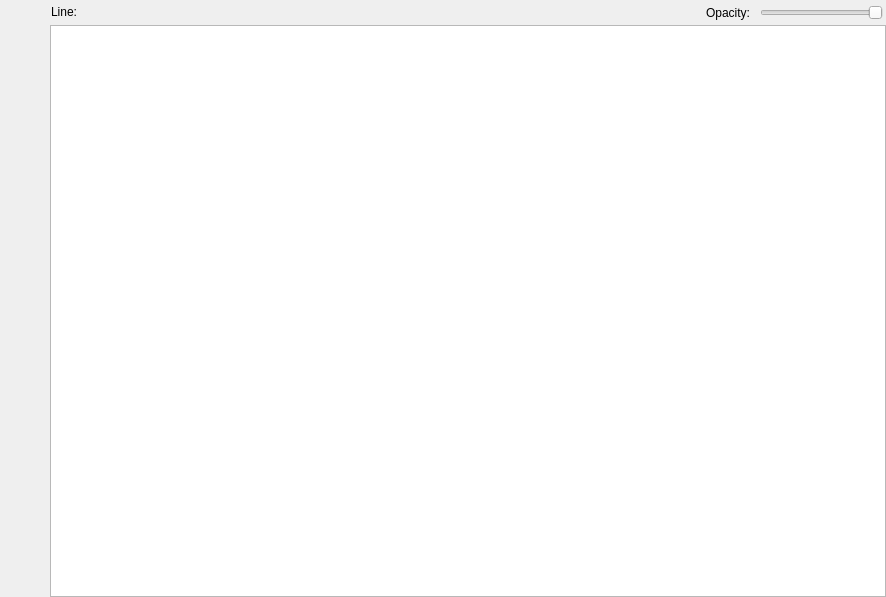
Before: the Qt Designer form EmberTextEditor.ui in AlexJMercer/Ember-Text_Editor, drawn with Qt 5.
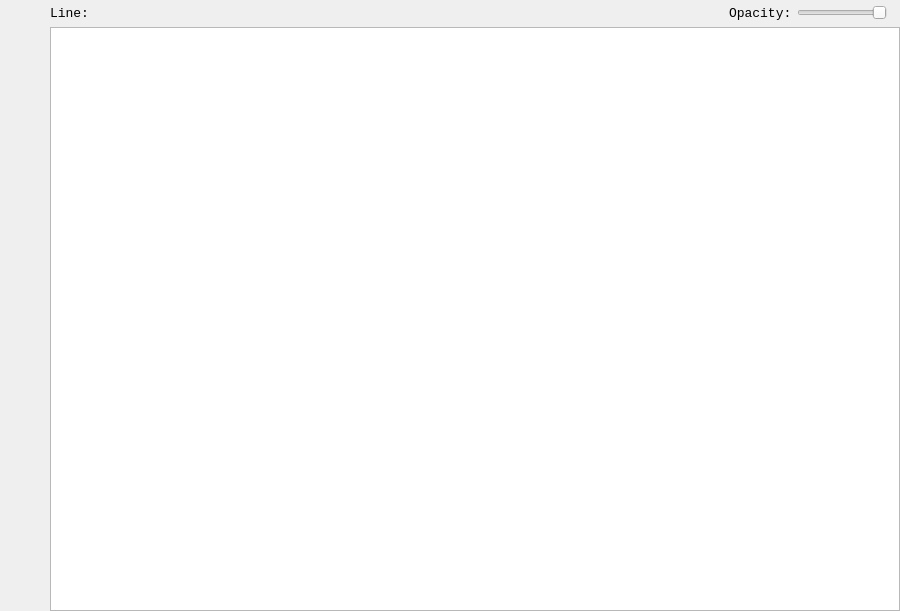
After: the same form once the commit is applied. Icons and pictures are not drawn. Custom widgets are drawn as their Qt base class.

Patch:
```diff
--- a/EmberTextEditor.ui
+++ b/EmberTextEditor.ui
@@ -9,16 +9,22 @@
    <rect>
     <x>0</x>
     <y>0</y>
-    <width>886</width>
-    <height>597</height>
+    <width>900</width>
+    <height>611</height>
    </rect>
   </property>
   <property name="sizePolicy">
-   <sizepolicy hsizetype="Maximum" vsizetype="Maximum">
+   <sizepolicy hsizetype="Preferred" vsizetype="Preferred">
     <horstretch>0</horstretch>
     <verstretch>0</verstretch>
    </sizepolicy>
   </property>
+  <property name="minimumSize">
+   <size>
+    <width>500</width>
+    <height>400</height>
+   </size>
+  </property>
   <property name="windowTitle">
    <string>EmberTextEditor</string>
   </property>
@@ -33,32 +39,81 @@
   </property>
   <widget class="QWidget" name="centralWidget">
    <property name="sizePolicy">
-    <sizepolicy hsizetype="Fixed" vsizetype="Fixed">
-     <horstretch>0</horstretch>
-     <verstretch>0</verstretch>
+    <sizepolicy hsizetype="Preferred" vsizetype="Preferred">
+     <horstretch>1</horstretch>
+     <verstretch>1</verstretch>
     </sizepolicy>
    </property>
-   <widget class="CodeEditor" name="plainTextEdit">
-    <property name="geometry">
-     <rect>
-      <x>50</x>
-      <y>25</y>
-      <width>836</width>
-      <height>572</height>
-     </rect>
-    </property>
-    <property name="frameShape">
-     <enum>QFrame::Shape::StyledPanel</enum>
-    </property>
-   </widget>
+   <property name="minimumSize">
+    <size>
+     <width>500</width>
+     <height>400</height>
+    </size>
+   </property>
+   <property name="font">
+    <font>
+     <family>Consolas</family>
+     <pointsize>10</pointsize>
+    </font>
+   </property>
+   <layout class="QGridLayout" name="gridLayout">
+    <property name="leftMargin">
+     <number>0</number>
+    </property>
+    <property name="topMargin">
+     <number>0</number>
+    </property>
+    <property name="rightMargin">
+     <number>0</number>
+    </property>
+    <property name="bottomMargin">
+     <number>0</number>
+    </property>
+    <property name="spacing">
+     <number>0</number>
+    </property>
+    <item row="0" column="0" rowspan="2">
+     <layout class="QVBoxLayout" name="verticalLayout_2" stretch="6,40,64,10">
+      <property name="spacing">
+       <number>0</number>
+      </property>
+      <item>
+       <spacer name="verticalSpacer_2">
+        <property name="orientation">
+         <enum>Qt::Vertical</enum>
+        </property>
+        <property name="sizeType">
+         <enum>QSizePolicy::Fixed</enum>
+        </property>
+        <property name="sizeHint" stdset="0">
+         <size>
+          <width>10</width>
+          <height>28</height>
+         </size>
+        </property>
+       </spacer>
+      </item>
+      <item>
+       <layout class="QVBoxLayout" name="verticalLayout" stretch="1,1,1,1">
+        <property name="spacing">
+         <number>0</number>
+        </property>
+        <property name="sizeConstraint">
+         <enum>QLayout::SetMaximumSize</enum>
+        </property>
+        <item alignment="Qt::AlignHCenter">
    <widget class="QToolButton" name="newBtn">
-    <property name="geometry">
-     <rect>
-      <x>2</x>
-      <y>25</y>
-      <width>46</width>
-      <height>46</height>
-     </rect>
+          <property name="sizePolicy">
+           <sizepolicy hsizetype="Fixed" vsizetype="Fixed">
+            <horstretch>0</horstretch>
+            <verstretch>0</verstretch>
+           </sizepolicy>
+          </property>
+          <property name="minimumSize">
+           <size>
+            <width>50</width>
+            <height>50</height>
+           </size>
     </property>
     <property name="text">
      <string/>
@@ -70,14 +125,20 @@
      <bool>true</bool>
     </property>
    </widget>
+        </item>
+        <item alignment="Qt::AlignHCenter">
    <widget class="QToolButton" name="openBtn">
-    <property name="geometry">
-     <rect>
-      <x>2</x>
-      <y>74</y>
-      <width>46</width>
-      <height>46</height>
-     </rect>
+          <property name="sizePolicy">
+           <sizepolicy hsizetype="Fixed" vsizetype="Fixed">
+            <horstretch>0</horstretch>
+            <verstretch>0</verstretch>
+           </sizepolicy>
+          </property>
+          <property name="minimumSize">
+           <size>
+            <width>50</width>
+            <height>50</height>
+           </size>
     </property>
     <property name="text">
      <string/>
@@ -89,14 +150,20 @@
      <bool>true</bool>
     </property>
    </widget>
+        </item>
+        <item alignment="Qt::AlignHCenter">
    <widget class="QToolButton" name="saveBtn">
-    <property name="geometry">
-     <rect>
-      <x>2</x>
-      <y>123</y>
-      <width>46</width>
-      <height>46</height>
-     </rect>
+          <property name="sizePolicy">
+           <sizepolicy hsizetype="Fixed" vsizetype="Fixed">
+            <horstretch>0</horstretch>
+            <verstretch>0</verstretch>
+           </sizepolicy>
+          </property>
+          <property name="minimumSize">
+           <size>
+            <width>50</width>
+            <height>50</height>
+           </size>
     </property>
     <property name="text">
      <string/>
@@ -108,14 +175,20 @@
      <bool>true</bool>
     </property>
    </widget>
+        </item>
+        <item alignment="Qt::AlignHCenter">
    <widget class="QToolButton" name="saveAsBtn">
-    <property name="geometry">
-     <rect>
-      <x>2</x>
-      <y>172</y>
-      <width>46</width>
-      <height>46</height>
-     </rect>
+          <property name="sizePolicy">
+           <sizepolicy hsizetype="Fixed" vsizetype="Fixed">
+            <horstretch>0</horstretch>
+            <verstretch>0</verstretch>
+           </sizepolicy>
+          </property>
+          <property name="minimumSize">
+           <size>
+            <width>50</width>
+            <height>50</height>
+           </size>
     </property>
     <property name="text">
      <string/>
@@ -127,14 +200,53 @@
      <bool>true</bool>
     </property>
    </widget>
+        </item>
+       </layout>
+      </item>
+      <item>
+       <spacer name="verticalSpacer">
+        <property name="orientation">
+         <enum>Qt::Vertical</enum>
+        </property>
+        <property name="sizeType">
+         <enum>QSizePolicy::Expanding</enum>
+        </property>
+        <property name="sizeHint" stdset="0">
+         <size>
+          <width>20</width>
+          <height>320</height>
+         </size>
+        </property>
+       </spacer>
+      </item>
+      <item alignment="Qt::AlignHCenter">
    <widget class="QToolButton" name="exitBtn">
-    <property name="geometry">
-     <rect>
-      <x>2</x>
-      <y>550</y>
-      <width>46</width>
-      <height>46</height>
-     </rect>
+        <property name="enabled">
+         <bool>true</bool>
+        </property>
+        <property name="sizePolicy">
+         <sizepolicy hsizetype="Fixed" vsizetype="Fixed">
+          <horstretch>0</horstretch>
+          <verstretch>0</verstretch>
+         </sizepolicy>
+        </property>
+        <property name="minimumSize">
+         <size>
+          <width>50</width>
+          <height>50</height>
+         </size>
+        </property>
+        <property name="sizeIncrement">
+         <size>
+          <width>0</width>
+          <height>0</height>
+         </size>
+        </property>
+        <property name="baseSize">
+         <size>
+          <width>0</width>
+          <height>0</height>
+         </size>
     </property>
     <property name="text">
      <string/>
@@ -146,27 +258,46 @@
      <bool>true</bool>
     </property>
    </widget>
+      </item>
+     </layout>
+    </item>
+    <item row="0" column="1">
+     <layout class="QHBoxLayout" name="horizontalLayout" stretch="7,17,96,11,18,1">
+      <property name="spacing">
+       <number>6</number>
+      </property>
+      <item>
    <widget class="QLabel" name="labelLineFixed">
-    <property name="geometry">
-     <rect>
-      <x>51</x>
-      <y>-1</y>
-      <width>33</width>
-      <height>25</height>
-     </rect>
+        <property name="sizePolicy">
+         <sizepolicy hsizetype="Fixed" vsizetype="Fixed">
+          <horstretch>0</horstretch>
+          <verstretch>0</verstretch>
+         </sizepolicy>
+        </property>
+        <property name="minimumSize">
+         <size>
+          <width>35</width>
+          <height>27</height>
+         </size>
     </property>
     <property name="text">
      <string>Line:</string>
     </property>
    </widget>
+      </item>
+      <item>
    <widget class="QLabel" name="labelLineNumber">
-    <property name="geometry">
-     <rect>
-      <x>86</x>
-      <y>-1</y>
-      <width>84</width>
+        <property name="sizePolicy">
+         <sizepolicy hsizetype="Fixed" vsizetype="Fixed">
+          <horstretch>0</horstretch>
+          <verstretch>0</verstretch>
+         </sizepolicy>
+        </property>
+        <property name="minimumSize">
+         <size>
+          <width>85</width>
       <height>27</height>
-     </rect>
+         </size>
     </property>
     <property name="frameShape">
      <enum>QFrame::Shape::NoFrame</enum>
@@ -178,14 +309,58 @@
      <string/>
     </property>
    </widget>
+      </item>
+      <item>
+       <spacer name="horizontalSpacer_2">
+        <property name="orientation">
+         <enum>Qt::Horizontal</enum>
+        </property>
+        <property name="sizeType">
+         <enum>QSizePolicy::Expanding</enum>
+        </property>
+        <property name="sizeHint" stdset="0">
+         <size>
+          <width>470</width>
+          <height>20</height>
+         </size>
+        </property>
+       </spacer>
+      </item>
+      <item>
+       <widget class="QLabel" name="opacityLabelFixed">
+        <property name="sizePolicy">
+         <sizepolicy hsizetype="Fixed" vsizetype="Fixed">
+          <horstretch>0</horstretch>
+          <verstretch>0</verstretch>
+         </sizepolicy>
+        </property>
+        <property name="minimumSize">
+         <size>
+          <width>55</width>
+          <height>27</height>
+         </size>
+        </property>
+        <property name="text">
+         <string>Opacity:</string>
+        </property>
+        <property name="wordWrap">
+         <bool>false</bool>
+        </property>
+       </widget>
+      </item>
+      <item>
    <widget class="QSlider" name="opacitySlider">
-    <property name="geometry">
-     <rect>
-      <x>760</x>
-      <y>5</y>
-      <width>123</width>
+        <property name="sizePolicy">
+         <sizepolicy hsizetype="Fixed" vsizetype="Fixed">
+          <horstretch>0</horstretch>
+          <verstretch>0</verstretch>
+         </sizepolicy>
+        </property>
+        <property name="minimumSize">
+         <size>
+          <width>90</width>
       <height>16</height>
-     </rect>
+         </size>
     </property>
     <property name="styleSheet">
      <string notr="true"/>
@@ -200,29 +375,45 @@
      <bool>false</bool>
     </property>
    </widget>
-   <widget class="QLabel" name="opacityLabelFixed">
-    <property name="geometry">
-     <rect>
-      <x>706</x>
-      <y>0</y>
-      <width>55</width>
-      <height>25</height>
-     </rect>
-    </property>
-    <property name="text">
-     <string>Opacity:</string>
-    </property>
-   </widget>
-   <zorder>newBtn</zorder>
-   <zorder>plainTextEdit</zorder>
-   <zorder>openBtn</zorder>
-   <zorder>saveBtn</zorder>
-   <zorder>saveAsBtn</zorder>
-   <zorder>exitBtn</zorder>
-   <zorder>labelLineFixed</zorder>
-   <zorder>labelLineNumber</zorder>
-   <zorder>opacitySlider</zorder>
-   <zorder>opacityLabelFixed</zorder>
+      </item>
+      <item>
+       <spacer name="horizontalSpacer">
+        <property name="orientation">
+         <enum>Qt::Horizontal</enum>
+        </property>
+        <property name="sizeType">
+         <enum>QSizePolicy::Fixed</enum>
+        </property>
+        <property name="sizeHint" stdset="0">
+         <size>
+          <width>13</width>
+          <height>20</height>
+         </size>
+        </property>
+       </spacer>
+      </item>
+     </layout>
+    </item>
+    <item row="1" column="1">
+     <widget class="CodeEditor" name="plainTextEdit">
+      <property name="sizePolicy">
+       <sizepolicy hsizetype="Expanding" vsizetype="Expanding">
+        <horstretch>0</horstretch>
+        <verstretch>0</verstretch>
+       </sizepolicy>
+      </property>
+      <property name="minimumSize">
+       <size>
+        <width>826</width>
+        <height>566</height>
+       </size>
+      </property>
+      <property name="frameShape">
+       <enum>QFrame::StyledPanel</enum>
+      </property>
+     </widget>
+    </item>
+   </layout>
   </widget>
  </widget>
  <layoutdefault spacing="5" margin="10"/>
```
Left out of the diff: 25 changed lines with no effect on the pictures. Lines whose indentation alone changed are shown as unchanged.
